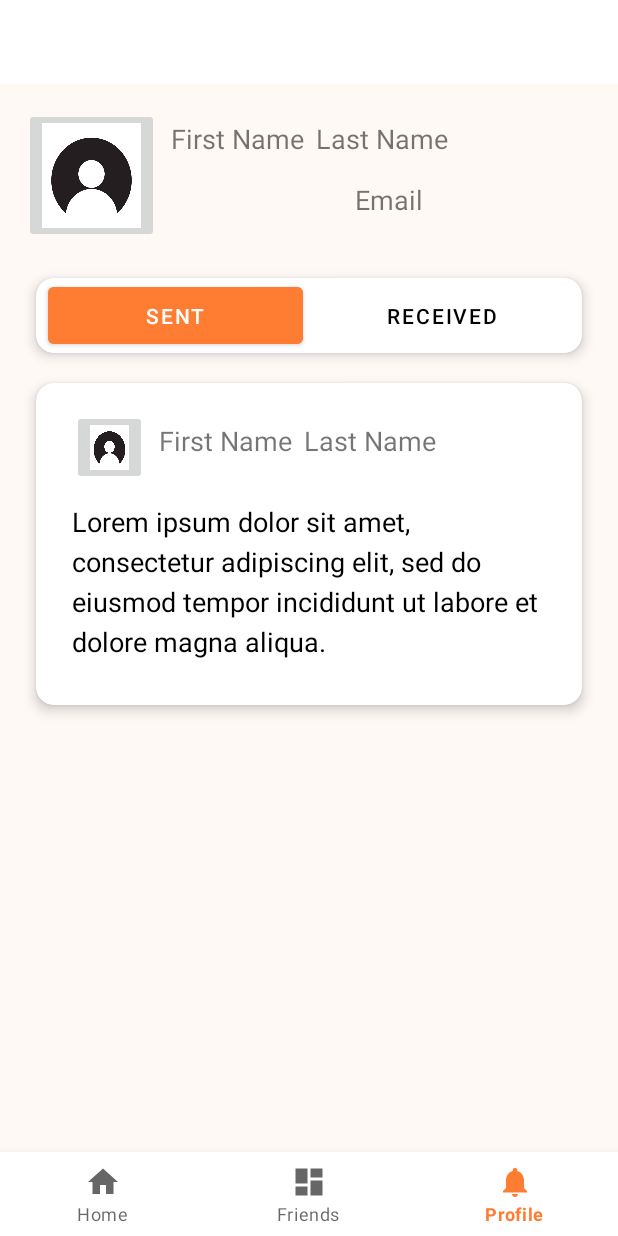
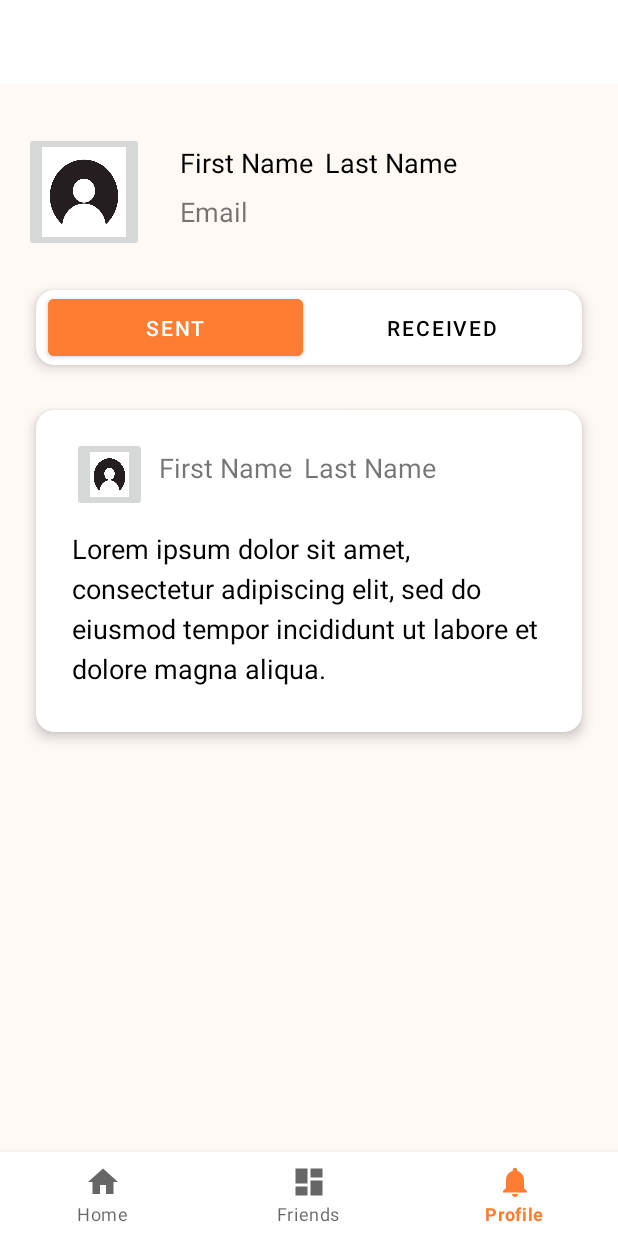
Before and after one commit to hrl-2024/FriendLink, an Android app: the ProfileFragment screen opened through its navigation route, on a phone screen of 412 x 824 dp. Run offline under Robolectric (Android 15) with nearby library versions, the phone set to English and light mode, and no system bars; our stand-ins replace Firebase (no records; nobody signed in at launch, a user with empty details on screens opened directly), navigation-ui; Roboto replaces fonts that are not available here.

Commit message:
Fixed alignment of the user info on the profile page

```diff
--- a/app/src/main/res/layout/fragment_profile.xml
+++ b/app/src/main/res/layout/fragment_profile.xml
@@ -8,49 +8,71 @@
     android:background="@color/background"
     tools:context=".ui.profile.ProfileFragment">
 
+<!-- Display the current user's profile picture-->
     <ImageButton
         android:id="@+id/profilePic"
-        android:layout_width="90dp"
-        android:layout_height="90dp"
+        android:layout_width="80dp"
+        android:layout_height="80dp"
         android:layout_marginStart="16dp"
-        android:layout_marginTop="16dp"
+        android:layout_marginTop="32dp"
         android:scaleType="fitXY"
         android:src="@drawable/profilepic"
         app:layout_constraintStart_toStartOf="parent"
         app:layout_constraintTop_toTopOf="parent" />
 
+    <LinearLayout
+        android:id="@+id/userInfoContainer"
+        android:layout_width="wrap_content"
+        android:layout_height="wrap_content"
+        android:layout_marginTop="32dp"
+        android:layout_marginStart="24dp"
+        android:orientation="vertical"
+        app:layout_constraintStart_toEndOf="@+id/profilePic"
+        app:layout_constraintTop_toTopOf="parent">
+
+<!--    Display the current user's full name-->
+        <LinearLayout
+            android:id="@+id/userNameContainer"
+            android:layout_width="wrap_content"
+            android:layout_height="wrap_content"
+            android:orientation="horizontal"
+            app:layout_constraintTop_toTopOf="parent">
+
                 <TextView
                     android:id="@+id/firstName"
                     android:layout_width="wrap_content"
                     android:layout_height="wrap_content"
-        android:layout_marginStart="8dp"
                     android:layout_marginTop="8dp"
                     android:text="@string/first_name"
                     android:textSize="@dimen/normal_text"
-        app:layout_constraintStart_toEndOf="@+id/profilePic"
-        app:layout_constraintTop_toTopOf="@+id/profilePic" />
+                    android:textColor="@color/black"/>
 
                 <TextView
                     android:id="@+id/lastName"
                     android:layout_width="wrap_content"
                     android:layout_height="wrap_content"
                     android:layout_marginStart="8dp"
+                    android:layout_marginTop="8dp"
                     android:text="@string/last_name"
                     android:textSize="@dimen/normal_text"
-        app:layout_constraintStart_toEndOf="@+id/firstName"
-        app:layout_constraintTop_toTopOf="@+id/firstName" />
+                    android:textColor="@color/black"
+                    app:layout_constraintStart_toEndOf="@+id/firstName" />
+        </LinearLayout>
 
+<!--    Display the current user's email-->
         <TextView
             android:id="@+id/email"
             android:layout_width="wrap_content"
             android:layout_height="wrap_content"
-        android:layout_marginTop="16dp"
+            android:layout_marginTop="8dp"
             android:text="@string/email"
             android:textSize="@dimen/normal_text"
             app:layout_constraintEnd_toEndOf="parent"
             app:layout_constraintStart_toEndOf="@+id/profilePic"
             app:layout_constraintTop_toBottomOf="@+id/lastName" />
+    </LinearLayout>
 
+<!--    Display the 2 buttons: Sent and Received-->
     <androidx.cardview.widget.CardView
         android:id="@+id/buttonsCardView"
         android:layout_width="match_parent"
@@ -60,7 +82,7 @@
         android:layout_marginRight="24dp"
         app:cardElevation="5dp"
         app:cardCornerRadius="12dp"
-        app:layout_constraintTop_toBottomOf="@+id/email"
+        app:layout_constraintTop_toBottomOf="@+id/userInfoContainer"
         app:layout_constraintStart_toStartOf="parent"
         app:layout_constraintEnd_toEndOf="parent">
 
@@ -95,11 +117,12 @@
             </LinearLayout>
     </androidx.cardview.widget.CardView>
 
+<!--    Display a sample text message from a friend -->
     <androidx.cardview.widget.CardView
         android:id="@+id/textMessageCardView"
         android:layout_width="match_parent"
         android:layout_height="wrap_content"
-        android:layout_marginTop="20dp"
+        android:layout_marginTop="30dp"
         android:layout_marginLeft="24dp"
         android:layout_marginRight="24dp"
         app:cardElevation="5dp"
@@ -108,7 +131,7 @@
         app:layout_constraintStart_toStartOf="parent"
         app:layout_constraintEnd_toEndOf="parent">
 
-<!--        Display the sender's profile picture, first name, last name, and date of the message-->
+<!--    Display the sender's profile picture, first name, last name, and date of the message-->
         <LinearLayout
             android:id="@+id/senderInfoContainer"
             android:layout_width="match_parent"
@@ -150,7 +173,7 @@
                 app:layout_constraintStart_toEndOf="@+id/firstName"
                 app:layout_constraintTop_toTopOf="@+id/firstName" />
         </LinearLayout>
-
+<!--    Display the text message -->
         <LinearLayout
             android:id="@+id/textSentContainer"
             android:layout_width="match_parent"
```
Lines whose indentation alone changed are shown as unchanged.
